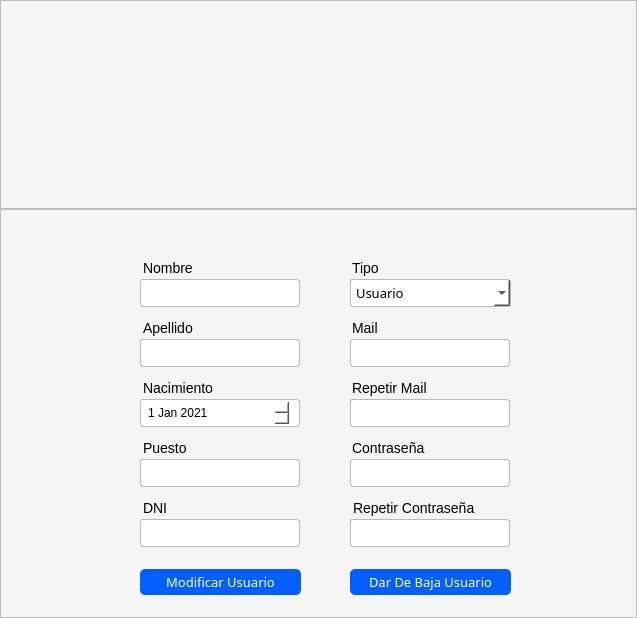
Qt form Interfaces/main/Ui/bm_user.ui (juanignaciocansillieri/bullsoft) before a commit.
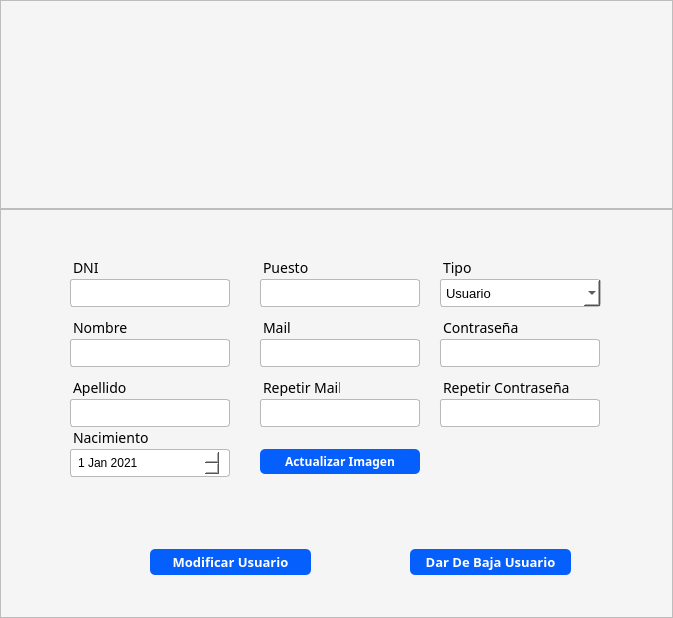
The same form after that commit. Icons and pictures are not drawn.

```diff
--- a/Interfaces/main/Ui/bm_user.ui
+++ b/Interfaces/main/Ui/bm_user.ui
@@ -6,7 +6,7 @@
    <rect>
     <x>0</x>
     <y>0</y>
-    <width>637</width>
+    <width>673</width>
     <height>618</height>
    </rect>
   </property>
@@ -56,7 +56,7 @@
       <widget class="QLabel" name="label">
        <property name="geometry">
         <rect>
-         <x>220</x>
+         <x>230</x>
          <y>20</y>
          <width>221</width>
          <height>181</height>
@@ -101,8 +101,8 @@
       <widget class="QPushButton" name="modificarprod_btn">
        <property name="geometry">
         <rect>
-         <x>140</x>
-         <y>360</y>
+         <x>150</x>
+         <y>340</y>
          <width>161</width>
          <height>26</height>
         </rect>
@@ -111,6 +111,8 @@
         <font>
          <family>Cairo</family>
          <pointsize>10</pointsize>
+         <weight>75</weight>
+         <bold>true</bold>
         </font>
        </property>
        <property name="cursor">
@@ -135,8 +137,8 @@
       <widget class="QPushButton" name="eliminarprod_btn">
        <property name="geometry">
         <rect>
-         <x>350</x>
-         <y>360</y>
+         <x>410</x>
+         <y>340</y>
          <width>161</width>
          <height>26</height>
         </rect>
@@ -145,6 +147,8 @@
         <font>
          <family>Cairo</family>
          <pointsize>10</pointsize>
+         <weight>75</weight>
+         <bold>true</bold>
         </font>
        </property>
        <property name="cursor">
@@ -169,7 +173,7 @@
       <widget class="QLabel" name="label_rep_mail">
        <property name="geometry">
         <rect>
-         <x>339</x>
+         <x>250</x>
          <y>160</y>
          <width>90</width>
          <height>27</height>
@@ -183,6 +187,7 @@
        </property>
        <property name="font">
         <font>
+         <family>Cairo</family>
          <pointsize>-1</pointsize>
         </font>
        </property>
@@ -200,8 +205,8 @@
       <widget class="QLineEdit" name="apellido_input">
        <property name="geometry">
         <rect>
-         <x>130</x>
-         <y>130</y>
+         <x>60</x>
+         <y>190</y>
          <width>170</width>
          <height>28</height>
         </rect>
@@ -220,7 +225,6 @@
        </property>
        <property name="font">
         <font>
-         <family>Cairo</family>
          <pointsize>-1</pointsize>
          <weight>50</weight>
          <bold>false</bold>
@@ -246,8 +250,8 @@
       <widget class="QLineEdit" name="nombre_input_2">
        <property name="geometry">
         <rect>
-         <x>130</x>
-         <y>70</y>
+         <x>60</x>
+         <y>130</y>
          <width>170</width>
          <height>28</height>
         </rect>
@@ -266,7 +270,6 @@
        </property>
        <property name="font">
         <font>
-         <family>Cairo</family>
          <pointsize>-1</pointsize>
          <weight>50</weight>
          <bold>false</bold>
@@ -295,7 +298,7 @@
       <widget class="QComboBox" name="tipo_cb">
        <property name="geometry">
         <rect>
-         <x>340</x>
+         <x>430</x>
          <y>70</y>
          <width>171</width>
          <height>28</height>
@@ -315,7 +318,6 @@
        </property>
        <property name="font">
         <font>
-         <family>Cairo</family>
          <pointsize>-1</pointsize>
         </font>
        </property>
@@ -366,14 +368,15 @@
       <widget class="QLabel" name="label_apellido">
        <property name="geometry">
         <rect>
-         <x>130</x>
-         <y>100</y>
+         <x>60</x>
+         <y>160</y>
          <width>67</width>
          <height>27</height>
         </rect>
        </property>
        <property name="font">
         <font>
+         <family>Cairo</family>
          <pointsize>-1</pointsize>
         </font>
        </property>
@@ -391,7 +394,7 @@
       <widget class="QLineEdit" name="mail_input">
        <property name="geometry">
         <rect>
-         <x>340</x>
+         <x>250</x>
          <y>130</y>
          <width>170</width>
          <height>28</height>
@@ -411,7 +414,6 @@
        </property>
        <property name="font">
         <font>
-         <family>Cairo</family>
          <pointsize>-1</pointsize>
          <weight>50</weight>
          <bold>false</bold>
@@ -437,7 +439,7 @@
       <widget class="QLabel" name="label_mail">
        <property name="geometry">
         <rect>
-         <x>339</x>
+         <x>250</x>
          <y>100</y>
          <width>90</width>
          <height>27</height>
@@ -451,6 +453,7 @@
        </property>
        <property name="font">
         <font>
+         <family>Cairo</family>
          <pointsize>-1</pointsize>
         </font>
        </property>
@@ -468,8 +471,8 @@
       <widget class="QLabel" name="label_password">
        <property name="geometry">
         <rect>
-         <x>339</x>
-         <y>220</y>
+         <x>430</x>
+         <y>100</y>
          <width>154</width>
          <height>27</height>
         </rect>
@@ -482,6 +485,7 @@
        </property>
        <property name="font">
         <font>
+         <family>Cairo</family>
          <pointsize>-1</pointsize>
         </font>
        </property>
@@ -500,8 +504,8 @@
       <widget class="QLineEdit" name="dni_input">
        <property name="geometry">
         <rect>
-         <x>130</x>
-         <y>310</y>
+         <x>60</x>
+         <y>70</y>
          <width>170</width>
          <height>28</height>
         </rect>
@@ -520,7 +524,6 @@
        </property>
        <property name="font">
         <font>
-         <family>Cairo</family>
          <pointsize>-1</pointsize>
          <weight>50</weight>
          <bold>false</bold>
@@ -548,8 +551,8 @@
       <widget class="QLabel" name="label_rep_password">
        <property name="geometry">
         <rect>
-         <x>340</x>
-         <y>280</y>
+         <x>430</x>
+         <y>160</y>
          <width>158</width>
          <height>27</height>
         </rect>
@@ -562,6 +565,7 @@
        </property>
        <property name="font">
         <font>
+         <family>Cairo</family>
          <pointsize>-1</pointsize>
         </font>
        </property>
@@ -580,14 +584,15 @@
       <widget class="QLabel" name="label_dni">
        <property name="geometry">
         <rect>
-         <x>130</x>
-         <y>280</y>
+         <x>60</x>
+         <y>40</y>
          <width>71</width>
          <height>27</height>
         </rect>
        </property>
        <property name="font">
         <font>
+         <family>Cairo</family>
          <pointsize>-1</pointsize>
         </font>
        </property>
@@ -605,8 +610,8 @@
       <widget class="QLineEdit" name="pass_input">
        <property name="geometry">
         <rect>
-         <x>340</x>
-         <y>250</y>
+         <x>430</x>
+         <y>130</y>
          <width>170</width>
          <height>28</height>
         </rect>
@@ -625,7 +630,6 @@
        </property>
        <property name="font">
         <font>
-         <family>Cairo</family>
          <pointsize>-1</pointsize>
          <weight>50</weight>
          <bold>false</bold>
@@ -656,7 +660,7 @@
       <widget class="QLabel" name="label_tipo">
        <property name="geometry">
         <rect>
-         <x>339</x>
+         <x>430</x>
          <y>40</y>
          <width>90</width>
          <height>27</height>
@@ -670,6 +674,7 @@
        </property>
        <property name="font">
         <font>
+         <family>Cairo</family>
          <pointsize>-1</pointsize>
         </font>
        </property>
@@ -687,8 +692,8 @@
       <widget class="QLineEdit" name="puesto_input">
        <property name="geometry">
         <rect>
-         <x>130</x>
-         <y>250</y>
+         <x>250</x>
+         <y>70</y>
          <width>170</width>
          <height>28</height>
         </rect>
@@ -707,7 +712,6 @@
        </property>
        <property name="font">
         <font>
-         <family>Cairo</family>
          <pointsize>-1</pointsize>
          <weight>50</weight>
          <bold>false</bold>
@@ -735,14 +739,15 @@
       <widget class="QLabel" name="label_nombre">
        <property name="geometry">
         <rect>
-         <x>130</x>
-         <y>40</y>
+         <x>60</x>
+         <y>100</y>
          <width>71</width>
          <height>27</height>
         </rect>
        </property>
        <property name="font">
         <font>
+         <family>Cairo</family>
          <pointsize>-1</pointsize>
         </font>
        </property>
@@ -762,14 +767,15 @@
       <widget class="QLabel" name="label_puesto">
        <property name="geometry">
         <rect>
-         <x>130</x>
-         <y>220</y>
+         <x>250</x>
+         <y>40</y>
          <width>84</width>
          <height>27</height>
         </rect>
        </property>
        <property name="font">
         <font>
+         <family>Cairo</family>
          <pointsize>-1</pointsize>
         </font>
        </property>
@@ -787,8 +793,8 @@
       <widget class="QDateEdit" name="nacimiento_date">
        <property name="geometry">
         <rect>
-         <x>130</x>
-         <y>190</y>
+         <x>60</x>
+         <y>240</y>
          <width>170</width>
          <height>28</height>
         </rect>
@@ -822,14 +828,15 @@
       <widget class="QLabel" name="label_nacimiento">
        <property name="geometry">
         <rect>
-         <x>130</x>
-         <y>160</y>
+         <x>60</x>
+         <y>210</y>
          <width>91</width>
          <height>27</height>
         </rect>
        </property>
        <property name="font">
         <font>
+         <family>Cairo</family>
          <pointsize>-1</pointsize>
         </font>
        </property>
@@ -848,8 +855,8 @@
       <widget class="QLineEdit" name="pass_rep_input">
        <property name="geometry">
         <rect>
-         <x>340</x>
-         <y>310</y>
+         <x>430</x>
+         <y>190</y>
          <width>170</width>
          <height>28</height>
         </rect>
@@ -868,7 +875,6 @@
        </property>
        <property name="font">
         <font>
-         <family>Cairo</family>
          <pointsize>-1</pointsize>
          <weight>50</weight>
          <bold>false</bold>
@@ -899,7 +905,7 @@
       <widget class="QLineEdit" name="mail_rep_input">
        <property name="geometry">
         <rect>
-         <x>340</x>
+         <x>250</x>
          <y>190</y>
          <width>170</width>
          <height>28</height>
@@ -919,7 +925,6 @@
        </property>
        <property name="font">
         <font>
-         <family>Cairo</family>
          <pointsize>-1</pointsize>
          <weight>50</weight>
          <bold>false</bold>
@@ -942,6 +947,47 @@
         <string/>
        </property>
       </widget>
+      <widget class="QPushButton" name="subirFoto_btn_2">
+       <property name="geometry">
+        <rect>
+         <x>260</x>
+         <y>240</y>
+         <width>160</width>
+         <height>25</height>
+        </rect>
+       </property>
+       <property name="maximumSize">
+        <size>
+         <width>16777215</width>
+         <height>16777215</height>
+        </size>
+       </property>
+       <property name="font">
+        <font>
+         <family>Cairo</family>
+         <weight>75</weight>
+         <bold>true</bold>
+        </font>
+       </property>
+       <property name="cursor">
+        <cursorShape>PointingHandCursor</cursorShape>
+       </property>
+       <property name="styleSheet">
+        <string notr="true">QPushButton{
+background-color: #055ffc;
+color:#fff;
+border-radius: 5px;
+text-align:center;
+}
+
+QPushButton:hover{
+
+}</string>
+       </property>
+       <property name="text">
+        <string>Actualizar Imagen</string>
+       </property>
+      </widget>
      </widget>
     </item>
    </layout>
```
Left out of the diff: 2 changed lines with no effect on the pictures.
